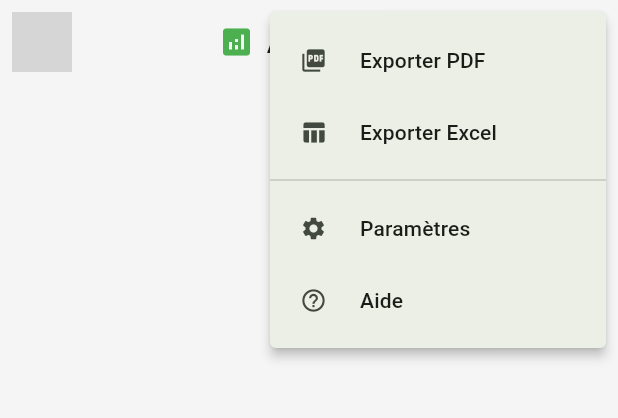
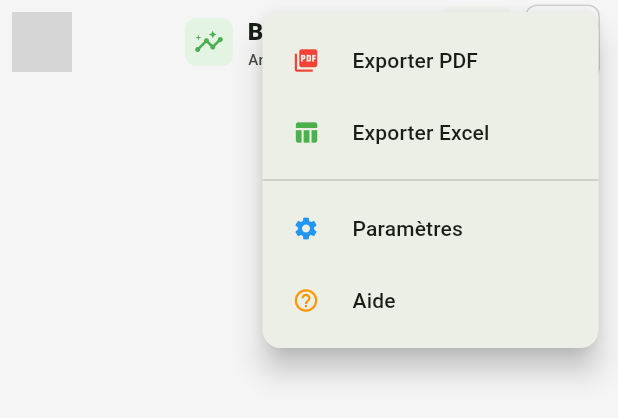
Before and after one commit to SIDIKICONDE/EcoPlates, a Flutter app: the AnalyticsAppBar widget shown alone on an empty page, opened directly, after a tap on the "more vert" icon, on a phone screen of 412 x 824 dp. Shown: the top 418 px of the screen. Run offline on Flutter 3.47's test engine with Material 3 defaults, Android fonts, the phone set to English and light mode, and no system bars; our stand-ins replace cached_network_image, connectivity_plus, csv, dartz, dio, equatable and 16 more; accounts and stored records are empty; network calls fail; grey boxes are pictures that could not be loaded.

Commit message:
Enhance Analytics App Bar design for consistency
- Change title to 'Business Insights' with subtitle 'Analytics Dashboard'
- Add icon container with primary color background
- Improve button styling with rounded containers and better spacing
- Add colored icons in menu items (PDF red, Excel green, Settings blue, Help orange)
- Enhance menu popup with rounded corners and better elevation
- Maintain consistency with overall analytics page design

```diff
--- a/lib/presentation/widgets/analytics/analytics_app_bar.dart
+++ b/lib/presentation/widgets/analytics/analytics_app_bar.dart
@@ -25,46 +25,111 @@ class AnalyticsAppBar extends ConsumerWidget implements PreferredSizeWidget {
       title: Row(
         mainAxisSize: MainAxisSize.min,
         children: [
-          Icon(
-            Icons.analytics,
-            size: 24,
+          Container(
+            padding: const EdgeInsets.all(6),
+            decoration: BoxDecoration(
+              color: theme.colorScheme.primaryContainer.withValues(alpha: 0.3),
+              borderRadius: BorderRadius.circular(8),
+            ),
+            child: Icon(
+              Icons.insights,
+              size: 20,
               color: theme.colorScheme.primary,
             ),
-          const SizedBox(width: 8),
-          const Text('Analyses'),
+          ),
+          const SizedBox(width: 10),
+          Column(
+            crossAxisAlignment: CrossAxisAlignment.start,
+            mainAxisSize: MainAxisSize.min,
+            children: [
+              Text(
+                'Business Insights',
+                style: theme.textTheme.titleMedium?.copyWith(
+                  fontWeight: FontWeight.w800,
+                  letterSpacing: -0.3,
+                  color: theme.colorScheme.onSurface,
+                ),
+              ),
+              Text(
+                'Analytics Dashboard',
+                style: theme.textTheme.bodySmall?.copyWith(
+                  color: theme.colorScheme.onSurfaceVariant,
+                  fontSize: 10,
+                  fontWeight: FontWeight.w500,
+                ),
+              ),
+            ],
+          ),
         ],
       ),
       actions: [
-        // Bouton de rafraîchissement
-        IconButton(
+        // Bouton de rafraîchissement amélioré
+        Container(
+          margin: const EdgeInsets.symmetric(horizontal: 4),
+          decoration: BoxDecoration(
+            color: theme.colorScheme.secondaryContainer.withValues(alpha: 0.2),
+            borderRadius: BorderRadius.circular(8),
+          ),
+          child: IconButton(
             icon: const Icon(Icons.refresh),
             iconSize: 20,
-          tooltip: 'Actualiser',
+            tooltip: 'Actualiser les données',
             onPressed: () => ref.refreshAnalytics(),
+            style: IconButton.styleFrom(
+              padding: const EdgeInsets.all(8),
+              shape: RoundedRectangleBorder(
+                borderRadius: BorderRadius.circular(8),
+              ),
+            ),
+          ),
         ),
 
-        // Menu d'actions
-        PopupMenuButton<String>(
+        // Menu d'actions amélioré
+        Container(
+          margin: const EdgeInsets.symmetric(horizontal: 4),
+          decoration: BoxDecoration(
+            color: theme.colorScheme.surface.withValues(alpha: 0.8),
+            borderRadius: BorderRadius.circular(8),
+            border: Border.all(
+              color: theme.colorScheme.outline.withValues(alpha: 0.3),
+              width: 1,
+            ),
+          ),
+          child: PopupMenuButton<String>(
             icon: const Icon(Icons.more_vert),
             iconSize: 20,
             tooltip: 'Actions',
             onSelected: (value) => _handleMenuAction(context, ref, value),
             itemBuilder: (context) => [
-            const PopupMenuItem(
+              PopupMenuItem(
                 value: 'export_pdf',
                 child: ListTile(
-                leading: Icon(Icons.picture_as_pdf, size: 18),
-                title: Text('Exporter PDF', style: TextStyle(fontSize: 14)),
-                contentPadding: EdgeInsets.symmetric(horizontal: 8),
+                  leading: Icon(
+                    Icons.picture_as_pdf,
+                    size: 18,
+                    color: Colors.red,
+                  ),
+                  title: const Text(
+                    'Exporter PDF',
+                    style: TextStyle(fontSize: 14, fontWeight: FontWeight.w500),
+                  ),
+                  contentPadding: const EdgeInsets.symmetric(horizontal: 8),
                   dense: true,
                 ),
               ),
-            const PopupMenuItem(
+              PopupMenuItem(
                 value: 'export_excel',
                 child: ListTile(
-                leading: Icon(Icons.table_chart, size: 18),
-                title: Text('Exporter Excel', style: TextStyle(fontSize: 14)),
-                contentPadding: EdgeInsets.symmetric(horizontal: 8),
+                  leading: Icon(
+                    Icons.table_chart,
+                    size: 18,
+                    color: Colors.green,
+                  ),
+                  title: const Text(
+                    'Exporter Excel',
+                    style: TextStyle(fontSize: 14, fontWeight: FontWeight.w500),
+                  ),
+                  contentPadding: const EdgeInsets.symmetric(horizontal: 8),
                   dense: true,
                 ),
               ),
@@ -72,8 +137,15 @@ class AnalyticsAppBar extends ConsumerWidget implements PreferredSizeWidget {
               const PopupMenuItem(
                 value: 'settings',
                 child: ListTile(
-                leading: Icon(Icons.settings, size: 18),
-                title: Text('Paramètres', style: TextStyle(fontSize: 14)),
+                  leading: Icon(
+                    Icons.settings,
+                    size: 18,
+                    color: Color(0xFF2196F3), // Bleu
+                  ),
+                  title: Text(
+                    'Paramètres',
+                    style: TextStyle(fontSize: 14, fontWeight: FontWeight.w500),
+                  ),
                   contentPadding: EdgeInsets.symmetric(horizontal: 8),
                   dense: true,
                 ),
@@ -81,16 +153,28 @@ class AnalyticsAppBar extends ConsumerWidget implements PreferredSizeWidget {
               const PopupMenuItem(
                 value: 'help',
                 child: ListTile(
-                leading: Icon(Icons.help_outline, size: 18),
-                title: Text('Aide', style: TextStyle(fontSize: 14)),
+                  leading: Icon(
+                    Icons.help_outline,
+                    size: 18,
+                    color: Color(0xFFFF9800), // Orange
+                  ),
+                  title: Text(
+                    'Aide',
+                    style: TextStyle(fontSize: 14, fontWeight: FontWeight.w500),
+                  ),
                   contentPadding: EdgeInsets.symmetric(horizontal: 8),
                   dense: true,
                 ),
               ),
             ],
+            shape: RoundedRectangleBorder(
+              borderRadius: BorderRadius.circular(12),
+            ),
+            elevation: 8,
+          ),
         ),
 
-        const SizedBox(width: 4),
+        const SizedBox(width: 8),
       ],
     );
   }
```
Lines whose indentation alone changed are shown as unchanged.
